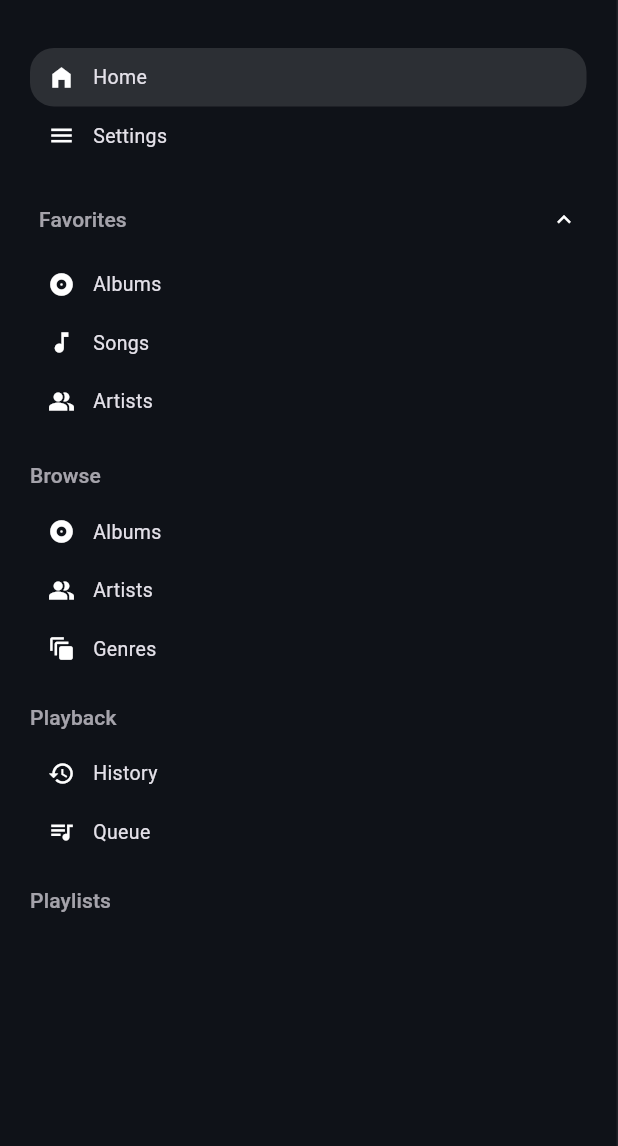
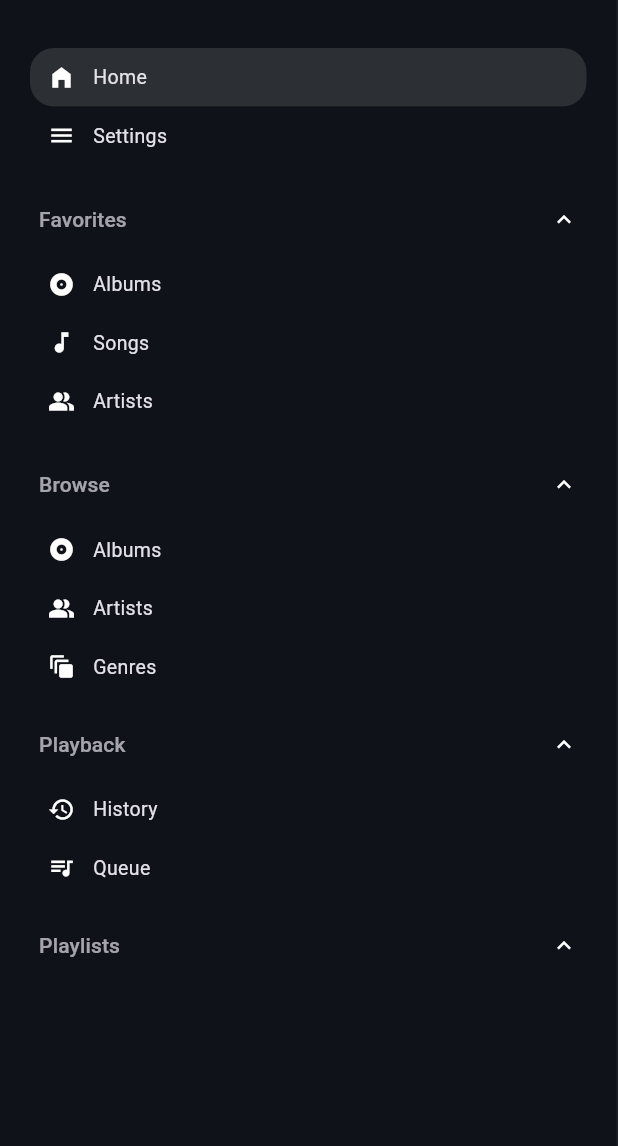
Before and after one commit to j6k4m8/coppelia, a Flutter app: the SidebarNavigation widget shown alone on an empty page, opened directly, on a phone screen of 412 x 824 dp, the part 90-1236 px from its top. Run offline on Flutter 3.47's test engine with Material 3 defaults, Android fonts, the phone set to English and light mode, and no system bars; our stand-ins replace cached_network_image, flutter_cache_manager, just_audio, shared_preferences; missing offline and left inert: window_manager; accounts and stored records are empty; Roboto replaces fonts that are missing (SF Pro Display).

Commit message:
feat: enhance sidebar navigation with expandable sections for Browse, Playback, and Playlists

```diff
--- a/lib/ui/widgets/sidebar_navigation.dart
+++ b/lib/ui/widgets/sidebar_navigation.dart
@@ -20,6 +20,9 @@ class SidebarNavigation extends StatefulWidget {
 
 class _SidebarNavigationState extends State<SidebarNavigation> {
   bool _favoritesExpanded = true;
+  bool _browseExpanded = true;
+  bool _playbackExpanded = true;
+  bool _playlistsExpanded = true;
 
   @override
   Widget build(BuildContext context) {
@@ -121,13 +124,19 @@ class _SidebarNavigationState extends State<SidebarNavigation> {
                 : const SizedBox.shrink(),
           ),
           const SizedBox(height: 20),
-          Text(
-            'Browse',
-            style: Theme.of(context)
-                .textTheme
-                .titleSmall
-                ?.copyWith(color: ColorTokens.textSecondary(context, 0.7)),
+          _SectionHeader(
+            title: 'Browse',
+            isExpanded: _browseExpanded,
+            onTap: () => setState(() {
+              _browseExpanded = !_browseExpanded;
+            }),
           ),
+          AnimatedSize(
+            duration: const Duration(milliseconds: 200),
+            curve: Curves.easeOut,
+            child: _browseExpanded
+                ? Column(
+                    children: [
                       const SizedBox(height: 8),
                       _NavTile(
                         icon: Icons.album,
@@ -150,14 +159,24 @@ class _SidebarNavigationState extends State<SidebarNavigation> {
                             state.selectedView == LibraryView.genres,
                         onTap: () => state.selectLibraryView(LibraryView.genres),
                       ),
+                    ],
+                  )
+                : const SizedBox.shrink(),
+          ),
           const SizedBox(height: 16),
-          Text(
-            'Playback',
-            style: Theme.of(context)
-                .textTheme
-                .titleSmall
-                ?.copyWith(color: ColorTokens.textSecondary(context, 0.7)),
+          _SectionHeader(
+            title: 'Playback',
+            isExpanded: _playbackExpanded,
+            onTap: () => setState(() {
+              _playbackExpanded = !_playbackExpanded;
+            }),
           ),
+          AnimatedSize(
+            duration: const Duration(milliseconds: 200),
+            curve: Curves.easeOut,
+            child: _playbackExpanded
+                ? Column(
+                    children: [
                       const SizedBox(height: 8),
                       _NavTile(
                         icon: Icons.history,
@@ -173,14 +192,24 @@ class _SidebarNavigationState extends State<SidebarNavigation> {
                             state.selectedView == LibraryView.queue,
                         onTap: () => state.selectLibraryView(LibraryView.queue),
                       ),
+                    ],
+                  )
+                : const SizedBox.shrink(),
+          ),
           const SizedBox(height: 16),
-          Text(
-            'Playlists',
-            style: Theme.of(context)
-                .textTheme
-                .titleSmall
-                ?.copyWith(color: ColorTokens.textSecondary(context, 0.7)),
+          _SectionHeader(
+            title: 'Playlists',
+            isExpanded: _playlistsExpanded,
+            onTap: () => setState(() {
+              _playlistsExpanded = !_playlistsExpanded;
+            }),
           ),
+          AnimatedSize(
+            duration: const Duration(milliseconds: 200),
+            curve: Curves.easeOut,
+            child: _playlistsExpanded
+                ? Column(
+                    children: [
                       const SizedBox(height: 12),
                       ...state.playlists.map(
                         (playlist) => Padding(
@@ -191,6 +220,10 @@ class _SidebarNavigationState extends State<SidebarNavigation> {
                             onTap: () => state.selectPlaylist(playlist),
                           ),
                         ),
+                      ),
+                    ],
+                  )
+                : const SizedBox.shrink(),
           ),
           const SizedBox(height: 16),
         ],
```
Also changed, not shown: 1 other file. Lines whose indentation alone changed are shown as unchanged.
